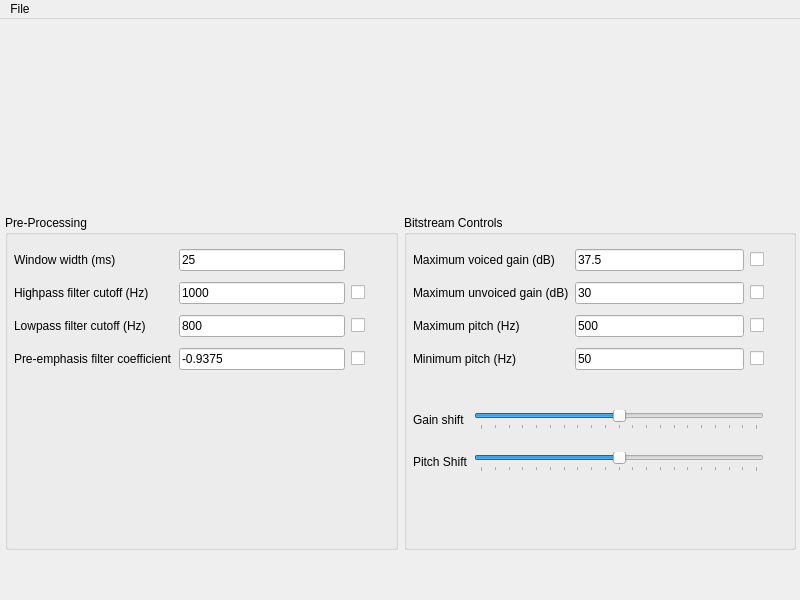
Before: the Qt Designer form gui/MainWindow.ui in tornupnegatives/TMS-Express, drawn with Qt 5.
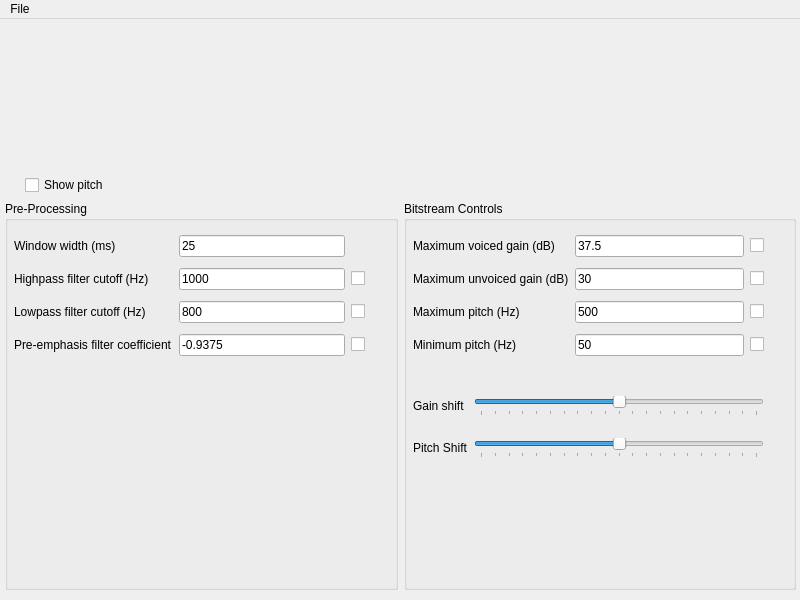
After: the same form once the commit is applied.

What changed in the file:
```diff
--- a/gui/MainWindow.ui
+++ b/gui/MainWindow.ui
@@ -16,6 +16,12 @@
     <height>600</height>
    </size>
   </property>
+  <property name="maximumSize">
+   <size>
+    <width>800</width>
+    <height>600</height>
+   </size>
+  </property>
   <property name="windowTitle">
    <string>MainWindow</string>
   </property>
@@ -31,33 +37,43 @@
     </property>
     <layout class="QVBoxLayout" name="mainLayout">
      <item>
+      <layout class="QGridLayout" name="audioWaveformLayout">
+       <item row="0" column="0">
       <widget class="QWidget" name="audioWaveform" native="true">
+         <property name="sizePolicy">
+          <sizepolicy hsizetype="Fixed" vsizetype="Fixed">
+           <horstretch>0</horstretch>
+           <verstretch>0</verstretch>
+          </sizepolicy>
+         </property>
+         <property name="minimumSize">
+          <size>
+           <width>750</width>
+           <height>150</height>
+          </size>
+         </property>
        <property name="maximumSize">
         <size>
          <width>750</width>
          <height>150</height>
         </size>
        </property>
-       <property name="layoutDirection">
-        <enum>Qt::LeftToRight</enum>
-       </property>
-      </widget>
-     </item>
-     <item>
-      <spacer name="verticalSpacer">
-       <property name="orientation">
-        <enum>Qt::Vertical</enum>
-       </property>
-       <property name="sizeType">
-        <enum>QSizePolicy::Maximum</enum>
-       </property>
-       <property name="sizeHint" stdset="0">
+         <property name="baseSize">
         <size>
-         <width>20</width>
-         <height>40</height>
-        </size>
-       </property>
-      </spacer>
+           <width>750</width>
+           <height>150</height>
+          </size>
+         </property>
+        </widget>
+       </item>
+       <item row="1" column="0">
+        <widget class="QCheckBox" name="showPitchEnable">
+         <property name="text">
+          <string>Show pitch</string>
+         </property>
+        </widget>
+       </item>
+      </layout>
      </item>
      <item>
       <layout class="QHBoxLayout" name="controlPanelLayout">
@@ -367,22 +383,6 @@
        </item>
       </layout>
      </item>
-     <item>
-      <spacer name="verticalSpacer_2">
-       <property name="orientation">
-        <enum>Qt::Vertical</enum>
-       </property>
-       <property name="sizeType">
-        <enum>QSizePolicy::Maximum</enum>
-       </property>
-       <property name="sizeHint" stdset="0">
-        <size>
-         <width>20</width>
-         <height>40</height>
-        </size>
-       </property>
-      </spacer>
-     </item>
     </layout>
    </widget>
   </widget>
```
Lines whose indentation alone changed are shown as unchanged.
